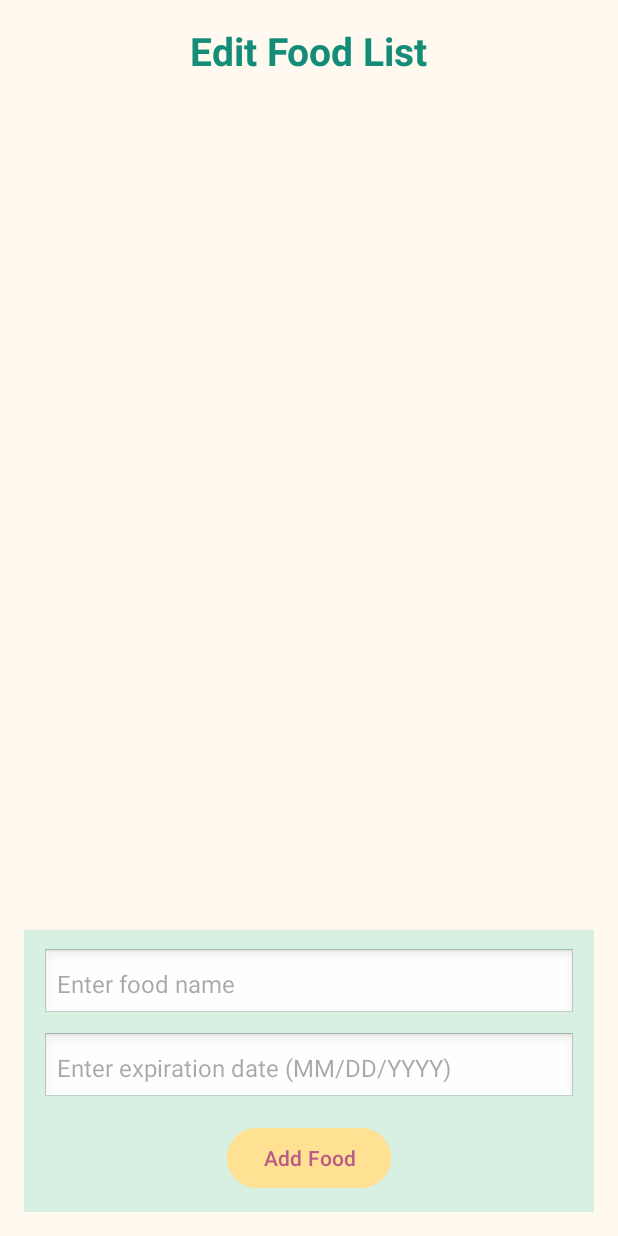
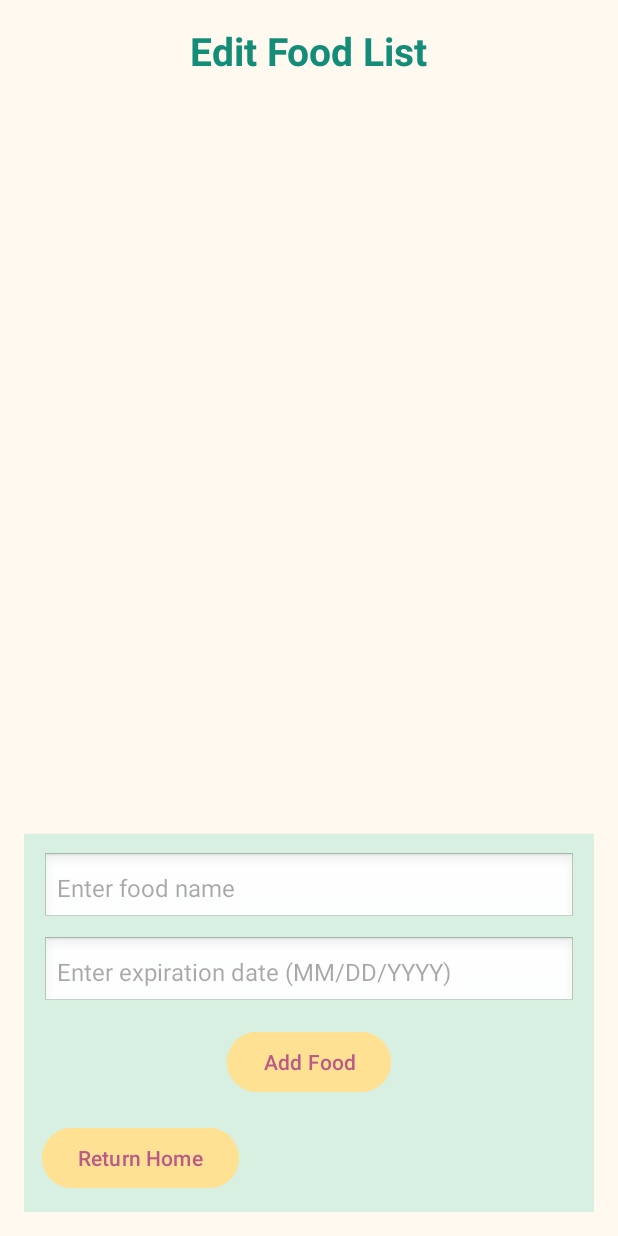
Before and after one commit to icsasso/FoodWasteManager, an Android app: the EditFoodActivity screen opened directly, with no data from a screen before it, on a phone screen of 412 x 824 dp. Run offline under Robolectric (Android 15) with nearby library versions, the phone set to English and light mode, and no system bars; 1 statement that could not run was skipped.

Commit message:
Edit vcs.xml

```diff
--- a/app/src/main/java/com/example/foodwastemanager/ui/EditFoodActivity.kt
+++ b/app/src/main/java/com/example/foodwastemanager/ui/EditFoodActivity.kt
@@ -1,5 +1,6 @@
 package com.example.foodwastemanager.ui
 
+import android.content.Intent
 import android.os.Bundle
 import android.widget.Button
 import android.widget.EditText
@@ -55,7 +56,18 @@ class EditFoodActivity : AppCompatActivity() {
                 Toast.makeText(this, "Please enter all fields", Toast.LENGTH_SHORT).show()
             }
         }
+
+        val returnHomeButton = findViewById<Button>(R.id.returnHomeButton)
+        returnHomeButton.setOnClickListener {
+            val intent = Intent(this, MainActivity::class.java)
+            // This clears the back stack so MainActivity is on top
+            intent.addFlags(Intent.FLAG_ACTIVITY_CLEAR_TOP or Intent.FLAG_ACTIVITY_NEW_TASK)
+            startActivity(intent)
+            finish()
+        }
     }
+
+
 
     private fun saveFoodToDatabase(name: String, expiration: String, nameInput: EditText, dateInput: EditText) {
         val apiFoodItem = ApiFoodItem(name, expiration)
--- a/app/src/main/res/layout/edit_food.xml
+++ b/app/src/main/res/layout/edit_food.xml
@@ -77,6 +77,19 @@
             android:backgroundTint="#ffe194"
             android:textColor="#ba5a87"
             android:layout_gravity="center"/>
+
+        <Button
+            android:id="@+id/returnHomeButton"
+            android:layout_width="wrap_content"
+            android:layout_height="wrap_content"
+            android:text="Return Home"
+            android:backgroundTint="#ffe194"
+            android:textColor="#ba5a87"
+            android:layout_marginTop="16dp"
+            app:layout_constraintTop_toTopOf="parent"
+            app:layout_constraintStart_toStartOf="parent"
+            app:layout_constraintEnd_toEndOf="parent"/>
+
     </LinearLayout>
 
 </androidx.constraintlayout.widget.ConstraintLayout>
```
Also changed, not shown: app/src/main/java/com/example/foodwastemanager/ui/ViewListActivity.kt (+11 -0 lines), app/src/main/res/layout/view_list.xml (+14 -2 lines), app/src/main/res/drawable/arrow.jpg (added).
